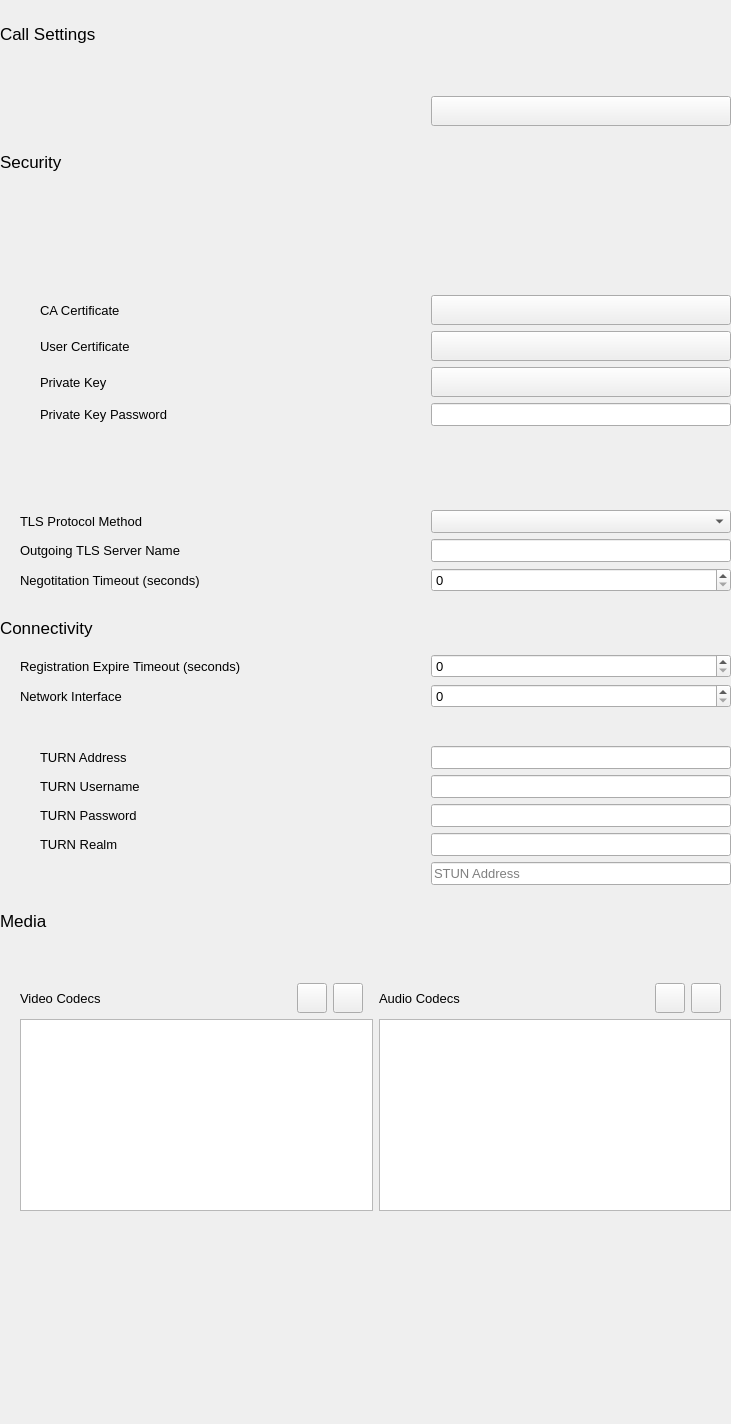
savoirfairelinux/jami-client-windows, file advancedsipsettingwidget.ui: the form before one commit.
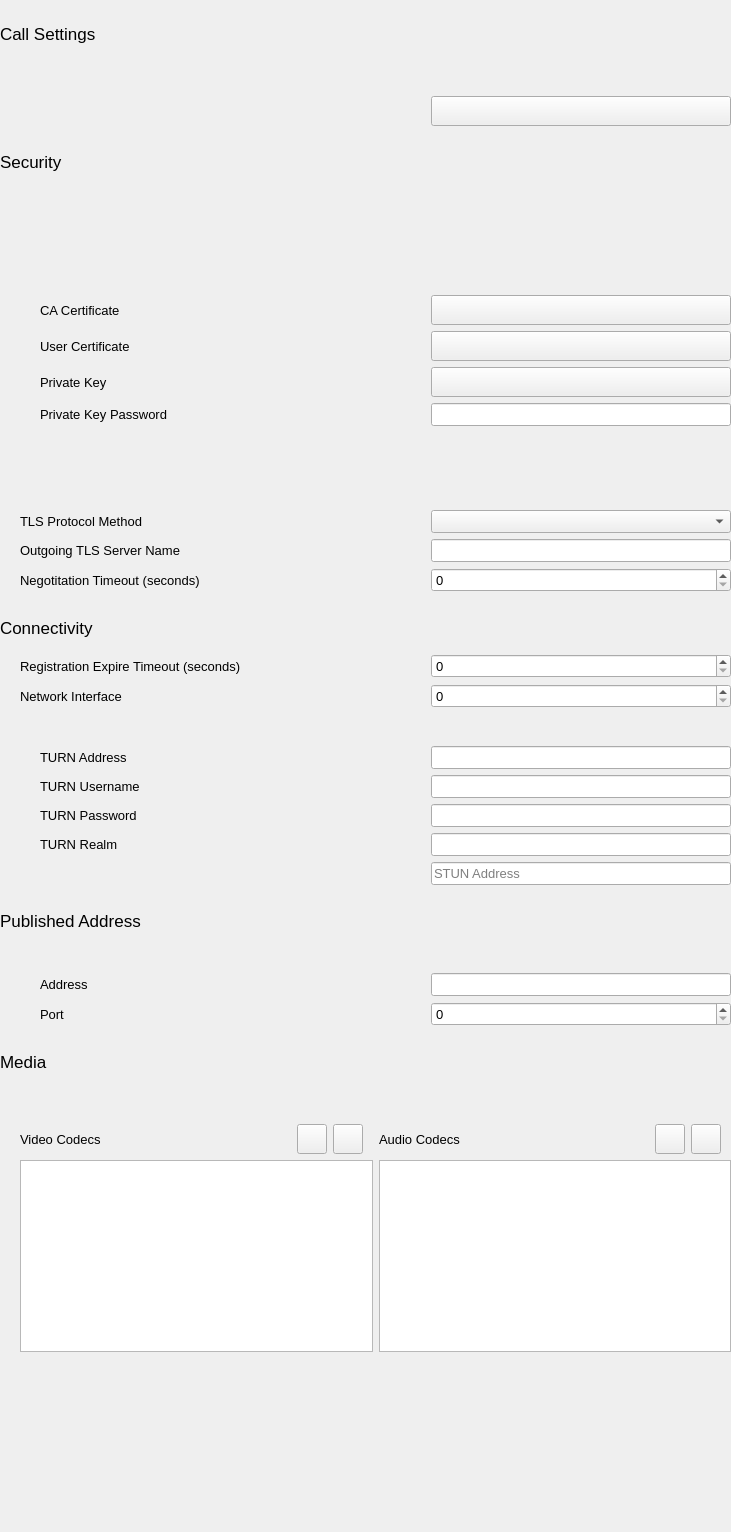
The form after the commit. Icons and pictures are not drawn. Custom widgets are drawn as their Qt base class.

Commit message: advancedSIPSetting: add published addresses section into sip settings

The edit to the form file:
```diff
--- a/advancedsipsettingwidget.ui
+++ b/advancedsipsettingwidget.ui
@@ -7,7 +7,7 @@
     <x>0</x>
     <y>0</y>
     <width>731</width>
-    <height>1424</height>
+    <height>1532</height>
    </rect>
   </property>
   <property name="windowTitle">
@@ -1113,6 +1113,205 @@
      </item>
     </layout>
    </item>
+   <item>
+    <spacer name="verticalSpacer_10">
+     <property name="orientation">
+      <enum>Qt::Vertical</enum>
+     </property>
+     <property name="sizeType">
+      <enum>QSizePolicy::Minimum</enum>
+     </property>
+     <property name="sizeHint" stdset="0">
+      <size>
+       <width>20</width>
+       <height>20</height>
+      </size>
+     </property>
+    </spacer>
+   </item>
+   <item>
+    <layout class="QVBoxLayout" name="verticalLayout_6">
+     <property name="topMargin">
+      <number>0</number>
+     </property>
+     <item>
+      <widget class="QLabel" name="label_4">
+       <property name="font">
+        <font>
+         <pointsize>13</pointsize>
+        </font>
+       </property>
+       <property name="text">
+        <string>Published Address</string>
+       </property>
+      </widget>
+     </item>
+     <item>
+      <spacer name="verticalSpacer_9">
+       <property name="orientation">
+        <enum>Qt::Vertical</enum>
+       </property>
+       <property name="sizeType">
+        <enum>QSizePolicy::Fixed</enum>
+       </property>
+       <property name="sizeHint" stdset="0">
+        <size>
+         <width>20</width>
+         <height>10</height>
+        </size>
+       </property>
+      </spacer>
+     </item>
+     <item>
+      <layout class="QVBoxLayout" name="verticalLayout_17">
+       <property name="leftMargin">
+        <number>20</number>
+       </property>
+       <property name="topMargin">
+        <number>0</number>
+       </property>
+       <item>
+        <layout class="QGridLayout" name="gridLayout_2">
+         <property name="leftMargin">
+          <number>0</number>
+         </property>
+         <item row="1" column="0">
+          <layout class="QHBoxLayout" name="horizontalLayout_28">
+           <item>
+            <spacer name="horizontalSpacer_2">
+             <property name="orientation">
+              <enum>Qt::Horizontal</enum>
+             </property>
+             <property name="sizeType">
+              <enum>QSizePolicy::Fixed</enum>
+             </property>
+             <property name="sizeHint" stdset="0">
+              <size>
+               <width>20</width>
+               <height>20</height>
+              </size>
+             </property>
+            </spacer>
+           </item>
+           <item>
+            <widget class="QLabel" name="label_24">
+             <property name="font">
+              <font>
+               <pointsize>10</pointsize>
+              </font>
+             </property>
+             <property name="text">
+              <string>Address</string>
+             </property>
+            </widget>
+           </item>
+          </layout>
+         </item>
+         <item row="0" column="1">
+          <spacer name="horizontalSpacer_27">
+           <property name="orientation">
+            <enum>Qt::Horizontal</enum>
+           </property>
+           <property name="sizeType">
+            <enum>QSizePolicy::MinimumExpanding</enum>
+           </property>
+           <property name="sizeHint" stdset="0">
+            <size>
+             <width>40</width>
+             <height>20</height>
+            </size>
+           </property>
+          </spacer>
+         </item>
+         <item row="2" column="2">
+          <widget class="QSpinBox" name="customPortSIPSpinBox">
+           <property name="font">
+            <font>
+             <pointsize>10</pointsize>
+            </font>
+           </property>
+           <property name="maximum">
+            <number>65536</number>
+           </property>
+          </widget>
+         </item>
+         <item row="2" column="0">
+          <layout class="QHBoxLayout" name="horizontalLayout_2">
+           <item>
+            <spacer name="horizontalSpacer_3">
+             <property name="orientation">
+              <enum>Qt::Horizontal</enum>
+             </property>
+             <property name="sizeType">
+              <enum>QSizePolicy::Fixed</enum>
+             </property>
+             <property name="sizeHint" stdset="0">
+              <size>
+               <width>20</width>
+               <height>20</height>
+              </size>
+             </property>
+            </spacer>
+           </item>
+           <item>
+            <widget class="QLabel" name="label_27">
+             <property name="font">
+              <font>
+               <pointsize>10</pointsize>
+              </font>
+             </property>
+             <property name="text">
+              <string>Port</string>
+             </property>
+            </widget>
+           </item>
+          </layout>
+         </item>
+         <item row="0" column="0">
+          <widget class="ToggleSwitch" name="checkBoxCustomAddressPort" native="true">
+           <property name="font">
+            <font>
+             <pointsize>10</pointsize>
+            </font>
+           </property>
+           <property name="text" stdset="0">
+            <string>Use Custom Address/Port</string>
+           </property>
+          </widget>
+         </item>
+         <item row="1" column="2">
+          <widget class="QLineEdit" name="lineEditSIPCustomAddress">
+           <property name="sizePolicy">
+            <sizepolicy hsizetype="Fixed" vsizetype="Fixed">
+             <horstretch>0</horstretch>
+             <verstretch>0</verstretch>
+            </sizepolicy>
+           </property>
+           <property name="minimumSize">
+            <size>
+             <width>300</width>
+             <height>0</height>
+            </size>
+           </property>
+           <property name="font">
+            <font>
+             <pointsize>10</pointsize>
+            </font>
+           </property>
+           <property name="echoMode">
+            <enum>QLineEdit::PasswordEchoOnEdit</enum>
+           </property>
+           <property name="placeholderText">
+            <string/>
+           </property>
+          </widget>
+         </item>
+        </layout>
+       </item>
+      </layout>
+     </item>
+    </layout>
+   </item>
    <item>
     <spacer name="verticalSpacer_6">
      <property name="orientation">
```
The commit also changes 2 other files.
